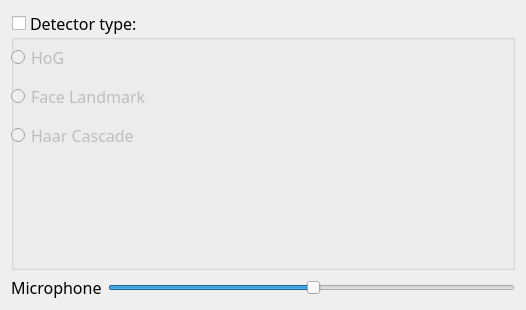
Old version of the form QTClient/Ui/settingswindow.ui in the repository icarazob/TCPVideoChatQT.
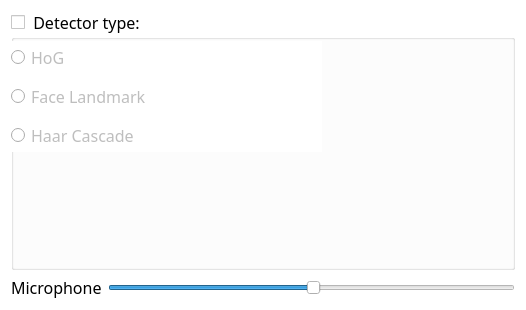
New version of the form.

Patch:
```diff
--- a/QTClient/Ui/settingswindow.ui
+++ b/QTClient/Ui/settingswindow.ui
@@ -17,7 +17,10 @@
    </size>
   </property>
   <property name="windowTitle">
-   <string>Form</string>
+   <string>Settings</string>
+  </property>
+  <property name="styleSheet">
+   <string notr="true">background-color: #fff;</string>
   </property>
   <layout class="QGridLayout" name="gridLayout">
    <item row="0" column="0">
@@ -31,7 +34,13 @@
         </font>
        </property>
        <property name="autoFillBackground">
-        <bool>true</bool>
+        <bool>false</bool>
+       </property>
+       <property name="styleSheet">
+        <string notr="true">QGroupBox::title{
+subcontrol-origin: margin;
+}
+</string>
        </property>
        <property name="title">
         <string>Detector type:</string>
```
